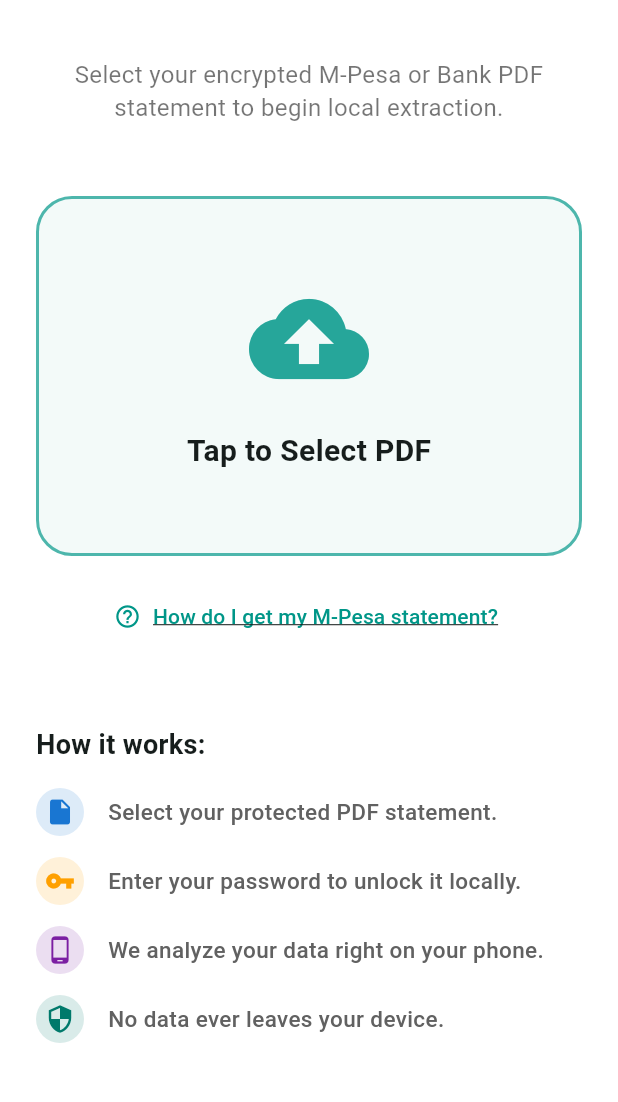
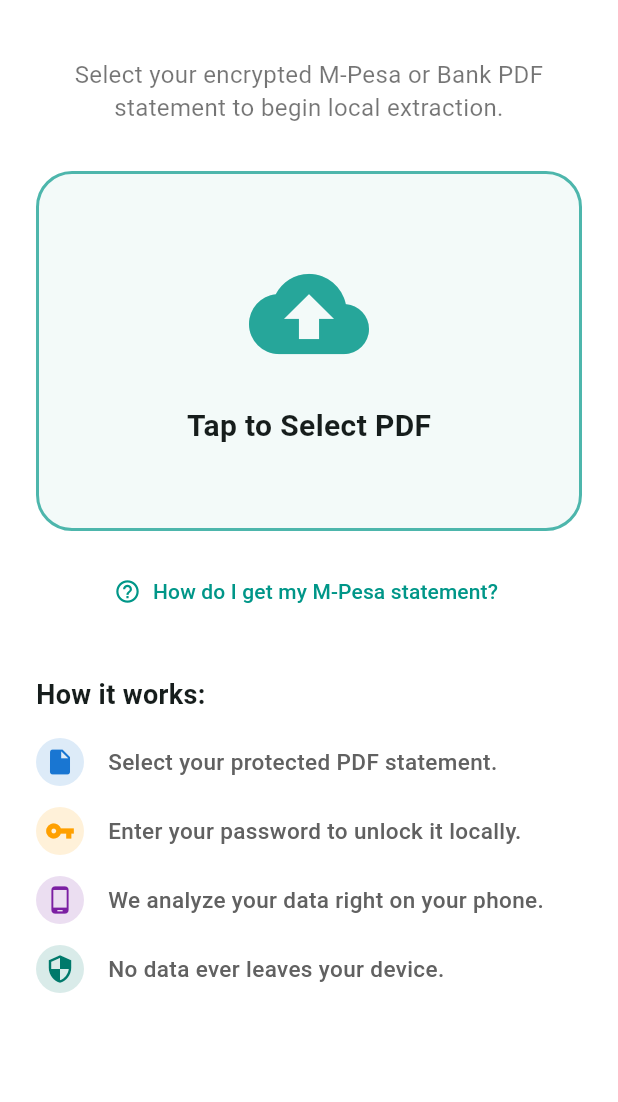
Before and after one commit to NATO-dotcom/CreditPassport, a Flutter app: the UploadScreen screen opened directly, on a phone screen of 412 x 824 dp, the part 63-1165 px from its top. Run offline on Flutter 3.47's test engine with Material 3 defaults, Android fonts, the phone set to English and light mode, and no system bars; our stand-ins replace file_picker, fl_chart, flutter_riverpod, pdf, printing; missing offline and left inert: syncfusion_flutter_pdf.

Commit message:
Fixed overflow on the splash screen

```diff
--- a/lib/features/upload/upload_screen.dart
+++ b/lib/features/upload/upload_screen.dart
@@ -1,11 +1,12 @@
+import 'package:credit_passport/features/dashboard/dashboard_screen.dart';
+import 'package:credit_passport/features/upload/upload_controller.dart';
 import 'package:credit_passport/widgets/mpesa_instructions_sheet.dart';
 import 'package:flutter/material.dart';
 import 'package:flutter_riverpod/flutter_riverpod.dart';
 import 'package:file_picker/file_picker.dart';
 import 'package:flutter_riverpod/legacy.dart';
-import 'upload_controller.dart';
-import '../dashboard/dashboard_screen.dart';
-// Make sure this path matches exactly where you saved the widget!
+
+
 
 final selectedFileProvider = StateProvider<PlatformFile?>((ref) => null);
 
@@ -33,7 +34,6 @@
 
   @override
   Widget build(BuildContext context) {
-
     final selectedFile = ref.watch(selectedFileProvider);
     final uploadState = ref.watch(uploadControllerProvider);
 
@@ -50,7 +50,8 @@
         foregroundColor: Colors.black,
       ),
       body: SafeArea(
-        child: Padding(
+        // FIX 1: We wrap everything in a SingleChildScrollView so it never overflows!
+        child: SingleChildScrollView(
           padding: const EdgeInsets.all(24.0),
           child: Column(
             crossAxisAlignment: CrossAxisAlignment.stretch,
@@ -65,17 +66,19 @@
                   ),
                   textAlign: TextAlign.center,
                 ),
-                const Spacer(),
+                // FIX 1.5: Replaced Spacers with predictable SizedBoxes
+                const SizedBox(height: 32),
 
                 _buildCoolDropzone(),
-                const Spacer(),
+
+                const SizedBox(height: 32),
 
                 _buildInstructionStepper(),
-                const Spacer(),
+
+                const SizedBox(height: 32),
               ] else ...[
-
                 _buildFileCard(selectedFile.name),
-                const Spacer(),
+                const SizedBox(height: 32),
                 uploadState.when(
                   loading: () => const Center(
                     child: CircularProgressIndicator(color: Colors.teal),
@@ -109,6 +112,7 @@
         InkWell(
           borderRadius: BorderRadius.circular(24),
           onTap: () async {
+            // Use the static pickFiles method to remain compatible with different versions
             FilePickerResult? result = await FilePicker.pickFiles(
               type: FileType.custom,
               allowedExtensions: ['pdf'],
@@ -160,9 +164,9 @@
           icon: const Icon(Icons.help_outline, color: Colors.teal),
           label: const Text(
             'How do I get my M-Pesa statement?',
+            // FIX 2: Removed the underline decoration here!
             style: TextStyle(
               color: Colors.teal,
-              decoration: TextDecoration.underline,
             ),
           ),
         ),
@@ -230,8 +234,11 @@
               ),
               IconButton(
                 icon: const Icon(Icons.cancel),
-                onPressed: () =>
-                    ref.read(selectedFileProvider.notifier).state = null,
+                onPressed: () {
+                  // Clears the text field when a file is removed to prevent old passwords lingering
+                  _passwordController.clear();
+                  ref.read(selectedFileProvider.notifier).state = null;
+                },
               ),
             ],
           ),
--- a/pubspec.yaml
+++ b/pubspec.yaml
@@ -37,11 +37,11 @@
   flutter_riverpod: ^3.3.2
   file_picker: ^11.0.2
   syncfusion_flutter_pdf: ^33.2.13
+  fl_chart: ^1.2.0
 
 dev_dependencies:
   flutter_test:
     sdk: flutter
-  fl_chart: ^0.69.0
   http: ^1.2.0
   pdf: ^3.11.1
   printing: ^5.12.0
```
Also changed, not shown: pubspec.lock.
